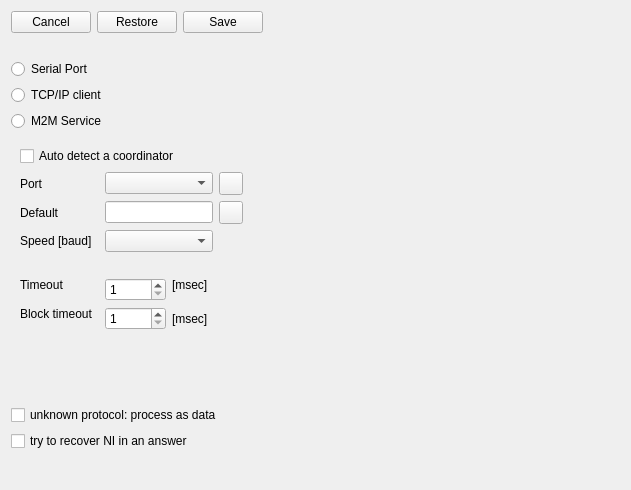
Qt form zbyrator-src/zbyrifacesett.ui (KTS-Intek/quick-collect) before a commit.
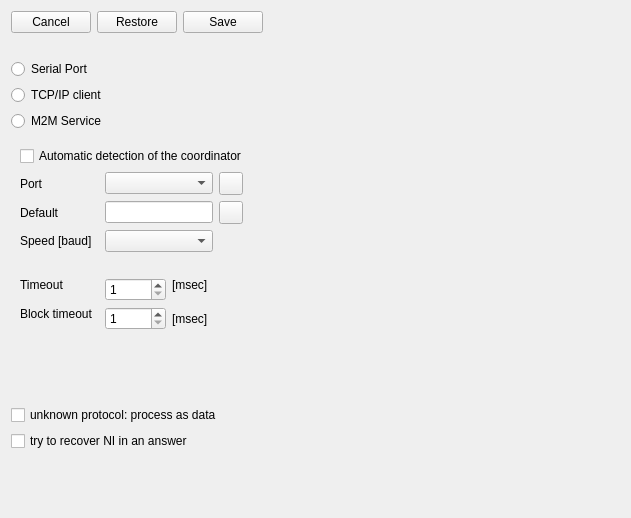
The same form after that commit. The open tabs and pages were chosen to show the change. Icons and pictures are not drawn.

```diff
--- a/zbyrator-src/zbyrifacesett.ui
+++ b/zbyrator-src/zbyrifacesett.ui
@@ -7,7 +7,7 @@
     <x>0</x>
     <y>0</y>
     <width>631</width>
-    <height>490</height>
+    <height>518</height>
    </rect>
   </property>
   <property name="windowTitle">
@@ -197,7 +197,7 @@
        <item row="0" column="0" colspan="5">
         <widget class="QCheckBox" name="cbxAutoUartPort">
          <property name="text">
-          <string>Auto detect a coordinator</string>
+          <string>Automatic detection of the coordinator</string>
          </property>
         </widget>
        </item>
```
Left out of the diff: 2 changed lines with no effect on the pictures.
